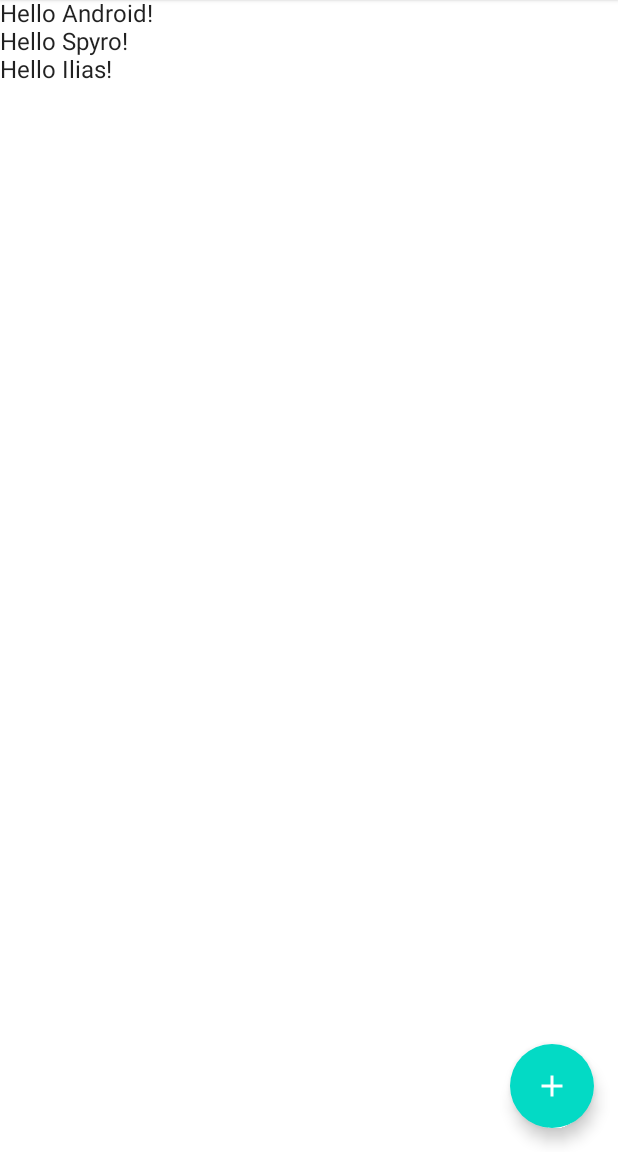
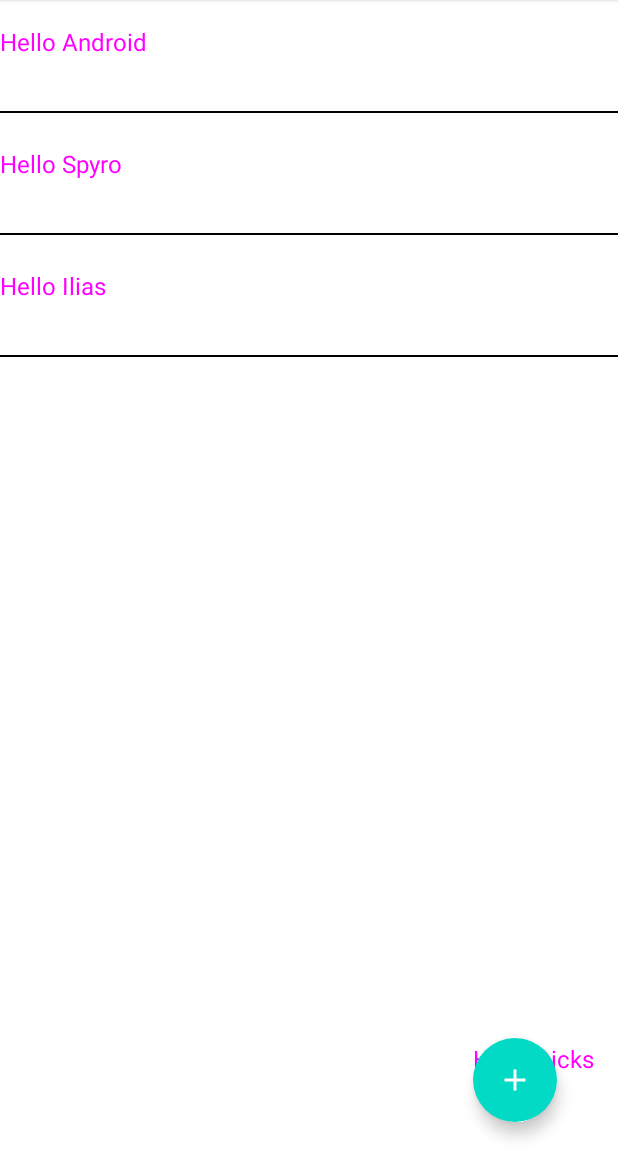
Before and after one commit to spirosmesa/androidPassManager, an Android app built with Jetpack Compose: the screen it shows after launch (MainActivity), on a phone screen of 412 x 824 dp, the part 84-1236 px from its top. Run offline under Robolectric (Android 15) with nearby library versions, the light colour scheme and no system bars.

Commit message:
one massive push

```diff
--- a/app/build.gradle
+++ b/app/build.gradle
@@ -57,4 +57,5 @@ dependencies {
     androidTestImplementation 'androidx.test.ext:junit:1.1.2'
     androidTestImplementation 'androidx.test.espresso:espresso-core:3.3.0'
     androidTestImplementation "androidx.compose.ui:ui-test-junit4:$compose_version"
+    implementation("androidx.navigation:navigation-compose:2.4.0-alpha01")
 }
--- a/app/src/main/java/com/example/passwordmanagerexample/MainActivity.kt
+++ b/app/src/main/java/com/example/passwordmanagerexample/MainActivity.kt
@@ -1,26 +1,50 @@
 package com.example.passwordmanagerexample
 
 import android.os.Bundle
+import android.provider.ContactsContract
+import android.util.Log
 import androidx.activity.ComponentActivity
 import androidx.activity.compose.setContent
+import androidx.compose.foundation.layout.Arrangement
 import androidx.compose.foundation.layout.Column
+import androidx.compose.foundation.layout.PaddingValues
 import androidx.compose.foundation.layout.fillMaxSize
+import androidx.compose.foundation.lazy.LazyColumn
+import androidx.compose.foundation.lazy.itemsIndexed
 import androidx.compose.material.*
 import androidx.compose.material.icons.Icons
 import androidx.compose.material.icons.filled.Add
 import androidx.compose.material.icons.filled.Favorite
 import androidx.compose.material.icons.filled.Menu
 import androidx.compose.runtime.Composable
+import androidx.compose.runtime.mutableStateListOf
+import androidx.compose.runtime.mutableStateOf
+import androidx.compose.runtime.remember
 import androidx.compose.ui.Alignment
 import androidx.compose.ui.Modifier
 import androidx.compose.ui.graphics.Color
 import androidx.compose.ui.graphics.Color.Companion.Gray
 import androidx.compose.ui.graphics.Color.Companion.Transparent
 import androidx.compose.ui.layout.layout
+import androidx.compose.ui.text.ParagraphStyle
+import androidx.compose.ui.text.SpanStyle
+import androidx.compose.ui.text.buildAnnotatedString
+import androidx.compose.ui.text.font.FontWeight
+import androidx.compose.ui.text.withStyle
 import androidx.compose.ui.tooling.preview.Preview
 import androidx.compose.ui.unit.dp
 import androidx.compose.ui.unit.sp
+import androidx.navigation.NavController
+import androidx.navigation.compose.NavHost
+import androidx.navigation.compose.composable
+import androidx.navigation.compose.rememberNavController
+import com.example.passwordmanagerexample.UIComponents.FullScreenDialog
 import com.example.passwordmanagerexample.ui.theme.PasswordManagerExampleTheme
+
+var myDickList = mutableStateListOf<String>("Android", "Spyro", "Ilias")
+private val showDialog = mutableStateOf(false)
+//Needs to be in a Composable e.g. Surface
+//var showDialog by remember { mutableStateOf(false) }
 
 class MainActivity : ComponentActivity() {
     override fun onCreate(savedInstanceState: Bundle?) {
@@ -30,6 +54,10 @@ class MainActivity : ComponentActivity() {
                 // A surface container using the 'background' color from the theme
                 Surface(color = MaterialTheme.colors.background) {
                     HomeScreen()
+
+                    if(showDialog.value) {
+                        FullScreenDialog(true) { showDialog.value = false}
+                    }
                 }
             }
         }
@@ -53,14 +81,36 @@ fun topBar() {
     )
 }
 
+fun iliasDickIsTastyAsCretanSausage(navController: NavController) {
+    //Log.i("LongCretanDick", "Ilias' dick is a tasty cretan sausage")
+    myDickList.add("Karavel's bitter pig-cock")
+    navController.navigate("profile")
+}
+
 @Composable
 fun MyFloatingActionButton() {
-    FloatingActionButton(onClick = {}) {
+    val navController = rememberNavController()
+
+    NavHost(navController = navController, startDestination = "profile") {
+        composable("profile") { Greeting(/*...*/"Dicks") }
+
+        //composable("friendslist") { Greeting(/*...*/) }
+        /*...*/
+    }
+
+    FloatingActionButton(onClick = { showDialog.value = true }) {
         Icon(Icons.Filled.Add,
             null,
             // If tint color is provided, it will override contentColor below
             tint = Color.White)
     }
+
+    /*FloatingActionButton(onClick = { iliasDickIsTastyAsCretanSausage(navController) }) {
+        Icon(Icons.Filled.Add,
+            null,
+            // If tint color is provided, it will override contentColor below
+            tint = Color.White)
+    }*/
 }
 
 @Composable
@@ -71,13 +121,22 @@ fun HomeScreen(/*...*/) {
         floatingActionButtonPosition = FabPosition.End,
         floatingActionButton = { MyFloatingActionButton()
             },
-        content = { MessageList(arrayListOf("Android", "Spyro", "Ilias")) }
+        content = { MessageList(myDickList) }
     )
+
 }
 
 @Composable
 fun Greeting(name: String) {
-    Text(text = "Hello $name!")
+    Text(buildAnnotatedString {
+        withStyle(style = ParagraphStyle(lineHeight = 30.sp)) {
+            withStyle(style = SpanStyle(color = Color.Magenta)) {
+                append("Hello ${name}\n")
+            }
+        }
+    })
+    //Text(text = "Hello $name!")
+
 //    Column(modifier = Modifier.fillMaxSize()) {
 //        Text(
 //            text = "First item",
@@ -92,10 +151,18 @@ fun Greeting(name: String) {
 
 @Composable
 fun MessageList(messages: List<String>) {
-    Column {
-        messages.forEach { message ->
-            Greeting(message)
+    LazyColumn (
+        contentPadding = PaddingValues(top=14.dp),
+        verticalArrangement = Arrangement.spacedBy(20.dp),
+            ) {
+        itemsIndexed(messages) { index, item ->
+            Greeting(item)
+            //Text("Item at index $index is $item")
+            //if (index < messages.size-1)
+                Divider(color = Color.Black, thickness = 1.dp)
         }
+        /*messages.forEach { message ->
+            Greeting(message)*/
     }
 }
 
--- a/app/src/main/java/com/example/passwordmanagerexample/ui/theme/Color.kt
+++ b/app/src/main/java/com/example/passwordmanagerexample/ui/theme/Color.kt
@@ -6,3 +6,18 @@ val Purple200 = Color(0xFFBB86FC)
 val Purple500 = Color(0xFF6200EE)
 val Purple700 = Color(0xFF3700B3)
 val Teal200 = Color(0xFF03DAC5)
+val WhiteBackground=Color(0xFFFFFFFF)
+//
+val newWhiteBackground=Color(0xFF053742)
+
+/**
+#FFF5FD light pink
+ * #FF96AD pink
+ * #005A8D light blue
+ * #022E57 blue
+ */
+//new Colours
+val LightPink = Color(0xFFFFF5FD)
+val Pink = Color(0xFFFF96AD)
+val LightBlue = Color(0xFF005A8D)
+val Blue = Color(0xFF022E57)
```
Also changed, not shown: app/src/main/java/com/example/passwordmanagerexample/UIComponents/NewPasswordForm.kt (added, +133 -0 lines).
